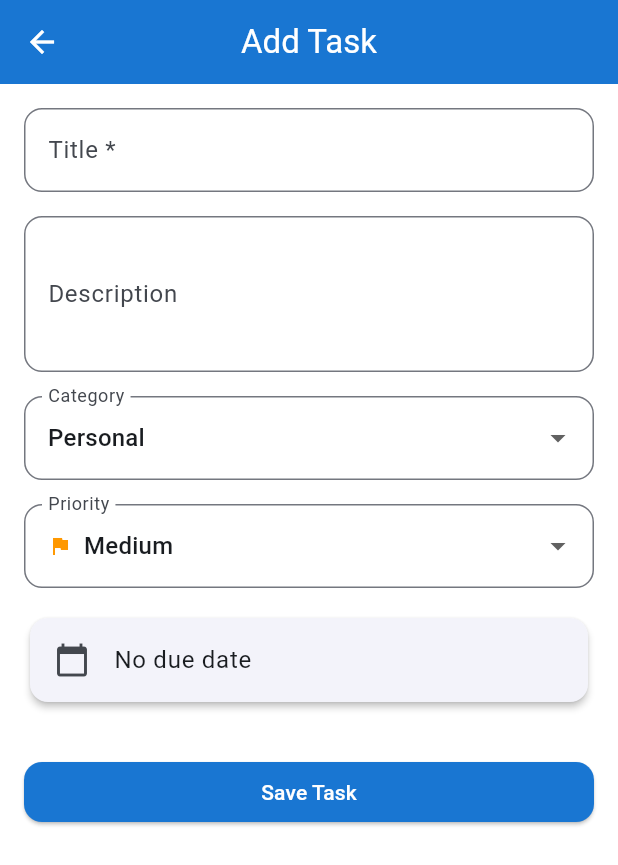
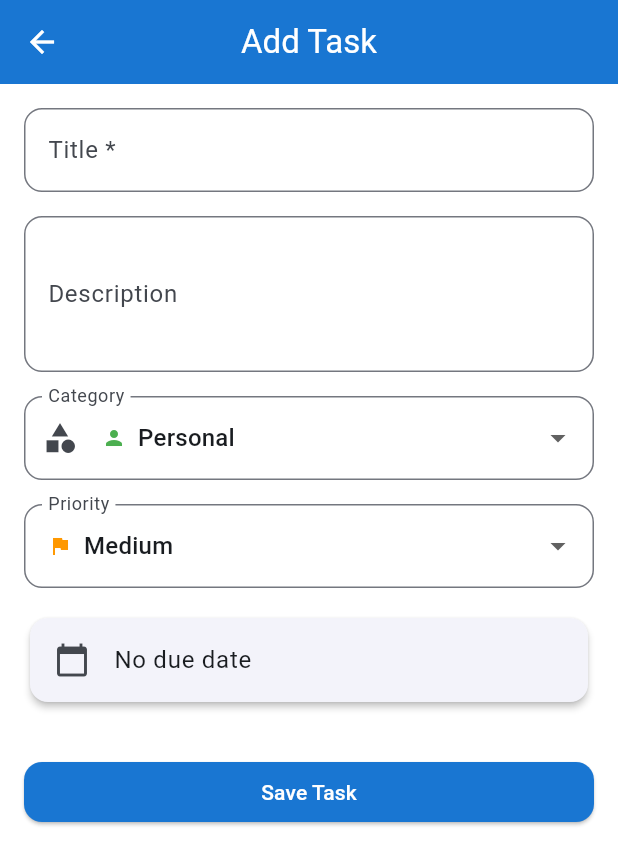
Before and after one commit to kanishkabodaragama/personal-and-professional-task-organizer-50949, a Flutter app: the screen it shows after launch, after a tap on the "add" icon, on a phone screen of 412 x 824 dp. Shown: the top 865 px of the screen. Run offline on Flutter 3.47's test engine with Material 3 defaults, Android fonts, the phone set to English and light mode, and no system bars; our stand-ins replace shared_preferences, sqflite; accounts and stored records are empty.

Commit message:
CheckPoint - cgb15494da

```diff
--- a/mobile_frontend/lib/providers/task_provider.dart
+++ b/mobile_frontend/lib/providers/task_provider.dart
@@ -157,4 +157,41 @@ class TaskProvider extends ChangeNotifier {
              task.dueDate!.day == date.day;
     }).toList();
   }
+
+  // PUBLIC_INTERFACE
+  /// Gets the count of tasks for a specific category
+  /// @param category - The category to count tasks for
+  int getTaskCountForCategory(String category) {
+    if (category == 'All') {
+      return _tasks.length;
+    }
+    return _tasks.where((task) => task.category == category).length;
+  }
+
+  // PUBLIC_INTERFACE
+  /// Gets all unique categories from existing tasks
+  List<String> getAvailableCategories() {
+    final categories = <String>{'All'};
+    for (final task in _tasks) {
+      if (task.category.isNotEmpty) {
+        categories.add(task.category);
+      }
+    }
+    return categories.toList()..sort();
+  }
+
+  // PUBLIC_INTERFACE
+  /// Clears all active filters
+  void clearAllFilters() {
+    _searchQuery = '';
+    _selectedCategory = 'All';
+    _applyFilters();
+    notifyListeners();
+  }
+
+  // PUBLIC_INTERFACE
+  /// Checks if any filters are currently active
+  bool get hasActiveFilters {
+    return _searchQuery.isNotEmpty || _selectedCategory != 'All';
+  }
 }
--- a/mobile_frontend/lib/screens/add_edit_task_screen.dart
+++ b/mobile_frontend/lib/screens/add_edit_task_screen.dart
@@ -113,11 +113,22 @@ class _AddEditTaskScreenState extends State<AddEditTaskScreen> {
                 value: _selectedCategory,
                 decoration: const InputDecoration(
                   labelText: 'Category',
+                  prefixIcon: Icon(Icons.category),
                 ),
                 items: _categories.map((category) {
                   return DropdownMenuItem(
                     value: category,
-                    child: Text(category),
+                    child: Row(
+                      children: [
+                        Icon(
+                          _getCategoryIcon(category),
+                          color: _getCategoryColor(category),
+                          size: 16,
+                        ),
+                        const SizedBox(width: 8),
+                        Text(category),
+                      ],
+                    ),
                   );
                 }).toList(),
                 onChanged: (value) {
@@ -211,6 +222,40 @@ class _AddEditTaskScreenState extends State<AddEditTaskScreen> {
         return Colors.green;
       default:
         return Colors.grey;
+    }
+  }
+
+  Color _getCategoryColor(String category) {
+    switch (category) {
+      case 'Work':
+        return Colors.blue;
+      case 'Personal':
+        return Colors.green;
+      case 'Shopping':
+        return Colors.purple;
+      case 'Health':
+        return Colors.red;
+      case 'Education':
+        return Colors.orange;
+      default:
+        return Colors.grey;
+    }
+  }
+
+  IconData _getCategoryIcon(String category) {
+    switch (category) {
+      case 'Work':
+        return Icons.work;
+      case 'Personal':
+        return Icons.person;
+      case 'Shopping':
+        return Icons.shopping_cart;
+      case 'Health':
+        return Icons.health_and_safety;
+      case 'Education':
+        return Icons.school;
+      default:
+        return Icons.category;
     }
   }
 
--- a/mobile_frontend/lib/widgets/category_filter.dart
+++ b/mobile_frontend/lib/widgets/category_filter.dart
@@ -5,7 +5,7 @@ import '../providers/task_provider.dart';
 class CategoryFilter extends StatelessWidget {
   const CategoryFilter({super.key});
 
-  final List<String> _categories = const [
+  final List<String> _defaultCategories = const [
     'All',
     'Personal',
     'Work',
@@ -20,20 +20,57 @@ class CategoryFilter extends StatelessWidget {
   Widget build(BuildContext context) {
     return Consumer<TaskProvider>(
       builder: (context, taskProvider, child) {
-        return Container(
+        // Get available categories from tasks, fallback to default categories
+        final availableCategories = taskProvider.getAvailableCategories();
+        final categories = availableCategories.isNotEmpty
+            ? availableCategories
+            : _defaultCategories;
+
+        return Column(
+          children: [
+            Container(
               height: 50,
               padding: const EdgeInsets.symmetric(horizontal: 16.0),
               child: ListView.builder(
                 scrollDirection: Axis.horizontal,
-            itemCount: _categories.length,
+                itemCount: categories.length,
                 itemBuilder: (context, index) {
-              final category = _categories[index];
+                  final category = categories[index];
                   final isSelected = taskProvider.selectedCategory == category;
+                  final taskCount = taskProvider.getTaskCountForCategory(category);
 
                   return Padding(
                     padding: const EdgeInsets.only(right: 8.0),
                     child: FilterChip(
-                  label: Text(category),
+                      label: Row(
+                        mainAxisSize: MainAxisSize.min,
+                        children: [
+                          Text(category),
+                          if (taskCount > 0) ...[
+                            const SizedBox(width: 4),
+                            Container(
+                              padding: const EdgeInsets.symmetric(
+                                horizontal: 6,
+                                vertical: 2,
+                              ),
+                              decoration: BoxDecoration(
+                                color: isSelected
+                                    ? Theme.of(context).colorScheme.primary
+                                    : Theme.of(context).colorScheme.secondary,
+                                borderRadius: BorderRadius.circular(10),
+                              ),
+                              child: Text(
+                                taskCount.toString(),
+                                style: TextStyle(
+                                  color: Colors.white,
+                                  fontSize: 10,
+                                  fontWeight: FontWeight.bold,
+                                ),
+                              ),
+                            ),
+                          ],
+                        ],
+                      ),
                       selected: isSelected,
                       onSelected: (selected) {
                         taskProvider.setSelectedCategory(category);
@@ -51,6 +88,35 @@ class CategoryFilter extends StatelessWidget {
                   );
                 },
               ),
+            ),
+
+            // Clear filters option when filters are active
+            if (taskProvider.hasActiveFilters)
+              Padding(
+                padding: const EdgeInsets.symmetric(horizontal: 16.0),
+                child: Row(
+                  children: [
+                    TextButton.icon(
+                      onPressed: () {
+                        taskProvider.clearAllFilters();
+                      },
+                      icon: const Icon(Icons.clear_all, size: 16),
+                      label: const Text('Clear Filters'),
+                      style: TextButton.styleFrom(
+                        foregroundColor: Theme.of(context).colorScheme.secondary,
+                      ),
+                    ),
+                    const Spacer(),
+                    Text(
+                      '${taskProvider.tasks.length} task${taskProvider.tasks.length != 1 ? 's' : ''} found',
+                      style: Theme.of(context).textTheme.bodySmall?.copyWith(
+                        color: Theme.of(context).colorScheme.secondary,
+                      ),
+                    ),
+                  ],
+                ),
+              ),
+          ],
         );
       },
     );
--- a/mobile_frontend/lib/widgets/task_card.dart
+++ b/mobile_frontend/lib/widgets/task_card.dart
@@ -80,7 +80,7 @@ class TaskCard extends StatelessWidget {
               const SizedBox(height: 12),
               Row(
                 children: [
-                  // Category chip
+                  // Category chip with icon
                   Container(
                     padding: const EdgeInsets.symmetric(
                       horizontal: 8,
@@ -94,12 +94,23 @@ class TaskCard extends StatelessWidget {
                         width: 1,
                       ),
                     ),
-                    child: Text(
-                      task.category,
-                      style: Theme.of(context).textTheme.bodySmall?.copyWith(
-                        color: _getCategoryColor(task.category),
-                        fontWeight: FontWeight.w500,
-                      ),
+                    child: Row(
+                      mainAxisSize: MainAxisSize.min,
+                      children: [
+                        Icon(
+                          _getCategoryIcon(task.category),
+                          size: 12,
+                          color: _getCategoryColor(task.category),
+                        ),
+                        const SizedBox(width: 4),
+                        Text(
+                          task.category,
+                          style: Theme.of(context).textTheme.bodySmall?.copyWith(
+                            color: _getCategoryColor(task.category),
+                            fontWeight: FontWeight.w500,
+                          ),
+                        ),
+                      ],
                     ),
                   ),
 
@@ -160,6 +171,23 @@ class TaskCard extends StatelessWidget {
     }
   }
 
+  IconData _getCategoryIcon(String category) {
+    switch (category) {
+      case 'Work':
+        return Icons.work;
+      case 'Personal':
+        return Icons.person;
+      case 'Shopping':
+        return Icons.shopping_cart;
+      case 'Health':
+        return Icons.health_and_safety;
+      case 'Education':
+        return Icons.school;
+      default:
+        return Icons.category;
+    }
+  }
+
   Color _getDueDateColor(DateTime dueDate) {
     final now = DateTime.now();
     final today = DateTime(now.year, now.month, now.day);
```
Also changed, not shown: 1 other file. Lines whose indentation alone changed are shown as unchanged.
